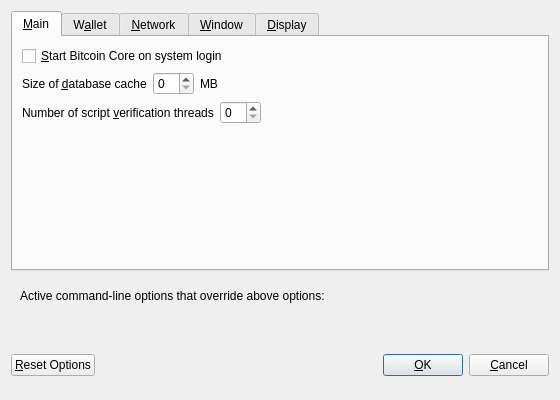
This is src/qt/forms/optionsdialog.ui in winter-sols/dogecoin as Qt 5 draws it before an edit. The edited form follows.
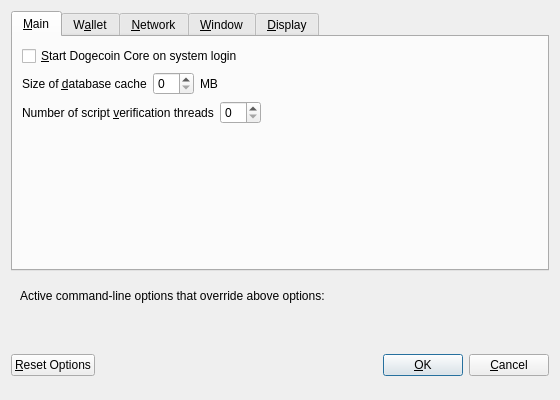
This is the edited form. Custom widgets are drawn as their Qt base class.

```diff
--- a/src/qt/forms/optionsdialog.ui
+++ b/src/qt/forms/optionsdialog.ui
@@ -33,7 +33,7 @@
           <string>Automatically start Bitcoin Core after logging in to the system.</string>
          </property>
          <property name="text">
-          <string>&amp;Start Bitcoin Core on system login</string>
+          <string>&amp;Start Dogecoin Core on system login</string>
          </property>
         </widget>
        </item>
```
Left out of the diff: 8 changed lines with no effect on the pictures.
